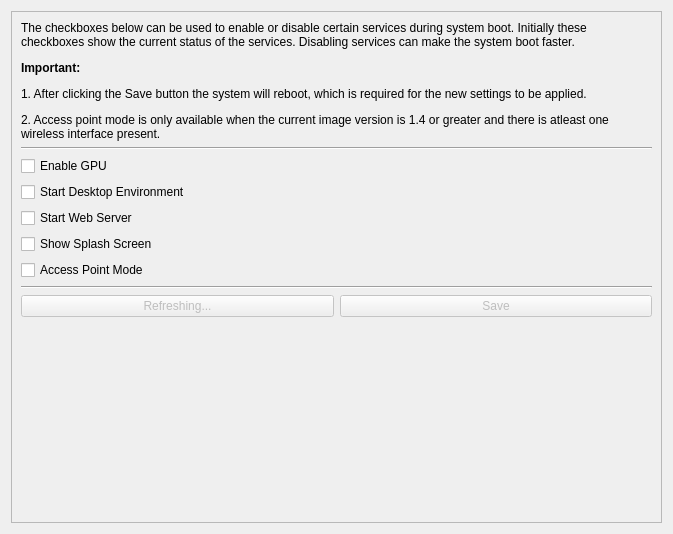
Before: the Qt Designer form src/brickv/plugin_system/plugins/red/ui/red_tab_settings_services.ui in Tinkerforge/brickv, drawn with Qt 5.
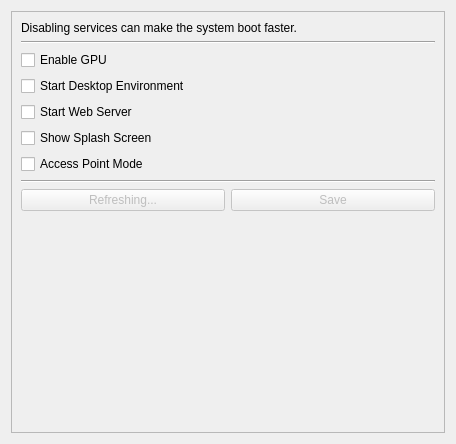
After: the same form once the commit is applied.

Commit message:
red-brick: Improve UI state during service discovery
Instead of showing the disabled UI show a label that says "discovering".
Also simplify the hint texts.

Diff of the .ui file:
```diff
--- a/src/brickv/plugin_system/plugins/red/ui/red_tab_settings_services.ui
+++ b/src/brickv/plugin_system/plugins/red/ui/red_tab_settings_services.ui
@@ -6,8 +6,8 @@
    <rect>
     <x>0</x>
     <y>0</y>
-    <width>673</width>
-    <height>534</height>
+    <width>456</width>
+    <height>444</height>
    </rect>
   </property>
   <property name="windowTitle">
@@ -24,8 +24,8 @@
        <rect>
         <x>0</x>
         <y>0</y>
-        <width>653</width>
-        <height>514</height>
+        <width>436</width>
+        <height>424</height>
        </rect>
       </property>
       <layout class="QVBoxLayout" name="verticalLayout">
@@ -62,7 +62,7 @@
          <item row="0" column="0">
           <widget class="QLabel" name="label_info">
            <property name="text">
-            <string>&lt;html&gt;&lt;body&gt;&lt;p&gt;The checkboxes below can be used to enable or disable certain services during system boot. Initially these checkboxes show the current status of the services. Disabling services can make the system boot faster.&lt;/p&gt;&lt;p&gt;&lt;b&gt;Important:&lt;/b&gt;&lt;/p&gt;&lt;p&gt;1. After clicking the Save button the system will reboot, which is required for the new settings to be applied.&lt;/p&gt;&lt;p&gt;2. Access point mode is only available when the current image version is 1.4 or greater and there is atleast one wireless interface present.&lt;/p&gt;&lt;/body&gt;&lt;/html&gt;</string>
+            <string>Disabling services can make the system boot faster.</string>
            </property>
            <property name="alignment">
             <set>Qt::AlignLeading|Qt::AlignLeft|Qt::AlignTop</set>
```
The commit also changes 7 other files.
